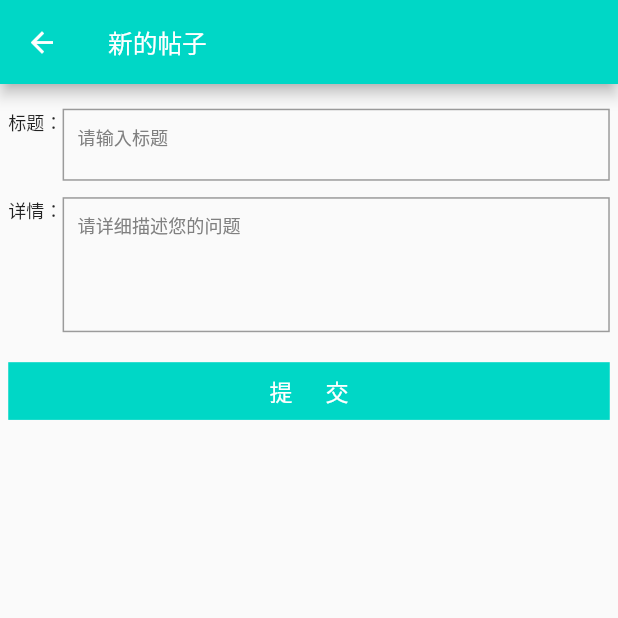
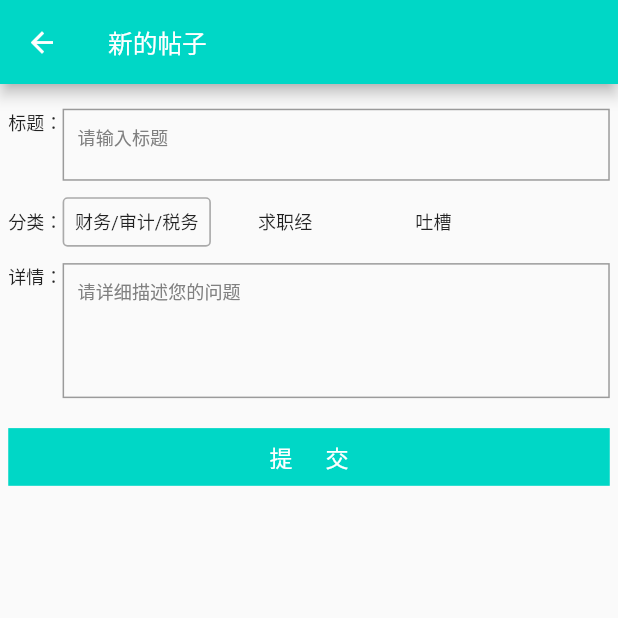
Before and after one commit to tjswk2008/yacai, a Flutter app: the AskQuestion screen opened directly, on a phone screen of 412 x 824 dp, the top half of it. Run offline on Flutter 3.47's test engine with Material 2 defaults, Android fonts, the phone set to English and light mode, and no system bars; our stand-ins replace date_format, dio, flutter_redux, flutter_spinkit, flutter_typeahead, image_picker and 2 more; missing offline and left inert: custom_radio; accounts and stored records are empty.

Commit message:
update view

```diff
--- a/lib/app/api/api.dart
+++ b/lib/app/api/api.dart
@@ -220,8 +220,8 @@ class Api {
     return Dio().get(serverAddr + "post/query");
   }
 
-  Future<Response<T>> addPost<T>(String askedBy, String title, String detail) {
-    return Dio().get(serverAddr + "post/addPost?askedBy=" + askedBy + "&title=" + title + "&detail=" + detail);
+  Future<Response<T>> addPost<T>(String askedBy, String title, String detail, int type) {
+    return Dio().get('${serverAddr}post/addPost?askedBy=$askedBy&title=$title&detail=$detail&type=$type');
   }
 
   Future<Response<T>> addAnswer<T>(String detail, String answerBy, int postId, ) {
--- a/lib/app/model/constants.dart
+++ b/lib/app/model/constants.dart
@@ -3,6 +3,12 @@ const List<String> jobStatusArr = <String>[
   "在职-月内到岗",
   "在职-考虑机会",
   "在职-暂不考虑",
+];
+
+const List<String> postTypeArr = <String>[
+  "财务/审计/税务",
+  "求职经",
+  "吐槽"
 ];
 
 const List<String> jobTypeArr = <String>[
--- a/lib/app/recruit_view/job/job_pub.dart
+++ b/lib/app/recruit_view/job/job_pub.dart
@@ -63,6 +63,7 @@ class PubJobState extends State<PubJob>
         height: 40*factor,
         width: 120*factor,
         decoration: BoxDecoration(
+          borderRadius: new BorderRadius.all(new Radius.circular(6*factor)),
           border: (index == 0 && timereq == '不限') || (index > 0 && timereq == timeReqArr[index - 1].toString() + '年') ? new Border.all(
             color: const Color(0xffaaaaaa),
             width: 2*factor
@@ -87,6 +88,7 @@ class PubJobState extends State<PubJob>
         height: 40*factor,
         width: 120*factor,
         decoration: BoxDecoration(
+          borderRadius: new BorderRadius.all(new Radius.circular(6*factor)),
           border: (index == 0 && academic == '不限') || (index > 0 && academic == academicArr[index - 1]) ? new Border.all(
             color: const Color(0xffaaaaaa),
             width: 2*factor
@@ -111,6 +113,7 @@ class PubJobState extends State<PubJob>
         height: 40*factor,
         width: 120*factor,
         decoration: BoxDecoration(
+          borderRadius: new BorderRadius.all(new Radius.circular(6*factor)),
           border: salary == salaryArr[index] ? new Border.all(
             color: const Color(0xffaaaaaa),
             width: 2*factor
--- a/lib/app/view/company/company_edit.dart
+++ b/lib/app/view/company/company_edit.dart
@@ -68,6 +68,7 @@ class CompanyEditState extends State<CompanyEdit>
         height: 40*factor,
         width: 140*factor,
         decoration: BoxDecoration(
+          borderRadius: new BorderRadius.all(new Radius.circular(6*factor)),
           border: company.type == companyTypeArr[index] ? new Border.all(
             color: const Color(0xffaaaaaa),
             width: 2*factor
@@ -92,6 +93,7 @@ class CompanyEditState extends State<CompanyEdit>
         height: 40*factor,
         width: 170*factor,
         decoration: BoxDecoration(
+          borderRadius: new BorderRadius.all(new Radius.circular(6*factor)),
           border: company.employee == employeeArr[index] ? new Border.all(
             color: const Color(0xffaaaaaa),
             width: 2*factor
--- a/lib/app/view/post/question_view.dart
+++ b/lib/app/view/post/question_view.dart
@@ -4,6 +4,7 @@ import 'package:flutter_app/app/component/common_button.dart';
 import 'package:dio/dio.dart';
 import 'package:flutter_app/app/api/api.dart';
 import 'package:shared_preferences/shared_preferences.dart';
+import 'package:flutter_app/app/model/constants.dart';
 
 // 我要提问界面
 class AskQuestion extends StatefulWidget {
@@ -31,6 +32,7 @@ class AskQuestionState extends State<AskQuestion> {
   final titleCtrl = new TextEditingController(text: '');
   final detailCtrl = new TextEditingController(text: '');
   String userName = '';
+  int type = 1;
 
   @override
   void initState() {
@@ -40,6 +42,31 @@ class AskQuestionState extends State<AskQuestion> {
         userName = prefs.getString('userName');
       });
     });
+  }
+
+  Widget postTypeOption(BuildContext context, int index) {
+    double factor = MediaQuery.of(context).size.width/750;
+    return new InkWell(
+      onTap: () {
+        setState(() {
+          type =  index + 1;
+        });
+      },
+      child: new Container(
+        height: 40*factor,
+        width: 180*factor,
+        decoration: BoxDecoration(
+          borderRadius: new BorderRadius.all(new Radius.circular(6*factor)),
+          border: type == (index + 1) ? new Border.all(
+            color: const Color(0xffaaaaaa),
+            width: 2*factor
+          ) : Border(),
+        ),
+        child: new Center(
+          child: new Text(postTypeArr[index], style: TextStyle(fontSize: 22.0*factor),),
+        ),
+      ),
+    );
   }
 
   @override
@@ -106,6 +133,22 @@ class AskQuestionState extends State<AskQuestion> {
             ),
             new Container(height: 20.0*factor),
             new Row(
+              children: <Widget>[
+                new Text("分类：", style: new TextStyle(fontSize: 22.0*factor)),
+                new Container(
+                  height: 60*factor,
+                  child: new ListView.builder(
+                    shrinkWrap: true,
+                    itemCount: postTypeArr.length,
+                    itemBuilder: postTypeOption,
+                    scrollDirection: Axis.horizontal,
+                    physics: const ClampingScrollPhysics(),
+                  ),
+                ),
+              ],
+            ),
+            new Container(height: 20.0*factor),
+            new Row(
               crossAxisAlignment: CrossAxisAlignment.start,
               children: <Widget>[
                 new Text("详情：", style: new TextStyle(fontSize: 22.0*factor)),
@@ -149,7 +192,7 @@ class AskQuestionState extends State<AskQuestion> {
                     isRequesting = true;
                   });
                   // 发送给webview，让webview登录后再取回token
-                  Api().addPost(userName, title, detail)
+                  Api().addPost(userName, title, detail, type)
                     .then((Response response) {
                       setState(() {
                         isRequesting = false;
--- a/lib/app/view/resume/company_experience_edit.dart
+++ b/lib/app/view/resume/company_experience_edit.dart
@@ -61,6 +61,7 @@ class CompanyExperienceEditViewState extends State<CompanyExperienceEditView>
         height: 40*factor,
         width: 220*factor,
         decoration: BoxDecoration(
+          borderRadius: new BorderRadius.all(new Radius.circular(6*factor)),
           border: _companyExperience.jobTitle == titleArr[index] ? new Border.all(
             color: const Color(0xffaaaaaa),
             width: 2*factor
--- a/lib/app/view/resume/education_edit.dart
+++ b/lib/app/view/resume/education_edit.dart
@@ -154,6 +154,7 @@ class EducationEditViewState extends State<EducationEditView>
                             height: 40*factor,
                             width: 120*factor,
                             decoration: BoxDecoration(
+                              borderRadius: new BorderRadius.all(new Radius.circular(6*factor)),
                               border: new Border.all(
                                 color: _education.academic == index ? const Color(0xffaaaaaa) : const Color(0xffffffff),
                                 width: 2*factor
--- a/lib/app/view/resume/job_expectation_edit.dart
+++ b/lib/app/view/resume/job_expectation_edit.dart
@@ -61,6 +61,7 @@ class JobExpectationEditState extends State<JobExpectationEdit>
         height: 40*factor,
         width: 140*factor,
         decoration: BoxDecoration(
+          borderRadius: new BorderRadius.all(new Radius.circular(6*factor)),
           border: _jobExpect.salary == salaryArr[index] ? new Border.all(
             color: const Color(0xffaaaaaa),
             width: 2*factor
@@ -85,6 +86,7 @@ class JobExpectationEditState extends State<JobExpectationEdit>
         height: 40*factor,
         width: 140*factor,
         decoration: BoxDecoration(
+          borderRadius: new BorderRadius.all(new Radius.circular(6*factor)),
           border: _jobExpect.industry == companyTypeArr[index] ? new Border.all(
             color: const Color(0xffaaaaaa),
             width: 2*factor
@@ -109,6 +111,7 @@ class JobExpectationEditState extends State<JobExpectationEdit>
         height: 40*factor,
         width: 220*factor,
         decoration: BoxDecoration(
+          borderRadius: new BorderRadius.all(new Radius.circular(6*factor)),
           border: _jobExpect.jobTitle == titleArr[index] ? new Border.all(
             color: const Color(0xffaaaaaa),
             width: 2*factor
--- a/lib/app/view/resume/project_edit.dart
+++ b/lib/app/view/resume/project_edit.dart
@@ -60,6 +60,7 @@ class ProjectEditViewState extends State<ProjectEditView>
         height: 40*factor,
         width: 220*factor,
         decoration: BoxDecoration(
+          borderRadius: new BorderRadius.all(new Radius.circular(6*factor)),
           border: _project.role == titleArr[index] ? new Border.all(
             color: const Color(0xffaaaaaa),
             width: 2*factor
```
